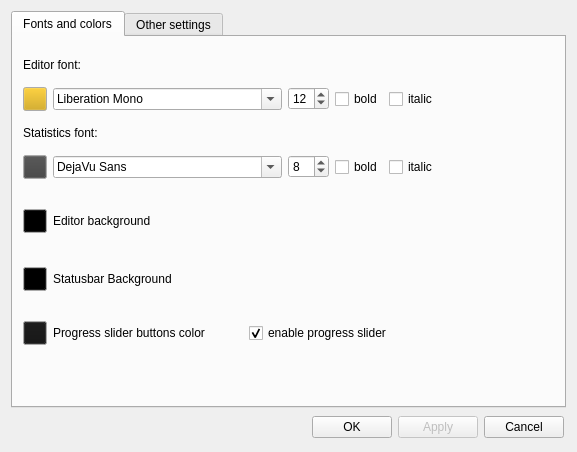
Qt form branches/realtimestats/ui/optionsdialog.ui (zerger/textroom) before a commit.
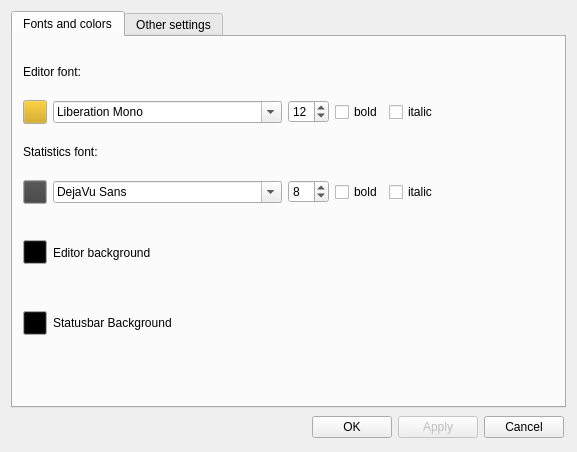
The same form after that commit.

Commit message: Removed scrollbar options.

What changed in the file:
```diff
--- a/branches/realtimestats/ui/optionsdialog.ui
+++ b/branches/realtimestats/ui/optionsdialog.ui
@@ -507,108 +507,6 @@
             </property>
            </spacer>
           </item>
-          <item>
-           <layout class="QHBoxLayout" >
-            <item>
-             <widget class="QPushButton" name="pbScrollBarColor" >
-              <property name="sizePolicy" >
-               <sizepolicy vsizetype="Fixed" hsizetype="Fixed" >
-                <horstretch>0</horstretch>
-                <verstretch>0</verstretch>
-               </sizepolicy>
-              </property>
-              <property name="minimumSize" >
-               <size>
-                <width>24</width>
-                <height>24</height>
-               </size>
-              </property>
-              <property name="maximumSize" >
-               <size>
-                <width>24</width>
-                <height>24</height>
-               </size>
-              </property>
-              <property name="palette" >
-               <palette>
-                <active>
-                 <colorrole role="Button" >
-                  <brush brushstyle="SolidPattern" >
-                   <color alpha="255" >
-                    <red>20</red>
-                    <green>20</green>
-                    <blue>20</blue>
-                   </color>
-                  </brush>
-                 </colorrole>
-                </active>
-                <inactive>
-                 <colorrole role="Button" >
-                  <brush brushstyle="SolidPattern" >
-                   <color alpha="255" >
-                    <red>20</red>
-                    <green>20</green>
-                    <blue>20</blue>
-                   </color>
-                  </brush>
-                 </colorrole>
-                </inactive>
-                <disabled>
-                 <colorrole role="Button" >
-                  <brush brushstyle="SolidPattern" >
-                   <color alpha="255" >
-                    <red>20</red>
-                    <green>20</green>
-                    <blue>20</blue>
-                   </color>
-                  </brush>
-                 </colorrole>
-                </disabled>
-               </palette>
-              </property>
-              <property name="toolTip" >
-               <string>Progress slider buttons color</string>
-              </property>
-             </widget>
-            </item>
-            <item>
-             <widget class="QLabel" name="scrollBarColorLabel" >
-              <property name="enabled" >
-               <bool>true</bool>
-              </property>
-              <property name="text" >
-               <string>Progress slider buttons color</string>
-              </property>
-             </widget>
-            </item>
-            <item>
-             <widget class="QCheckBox" name="scrollBarCheckBox" >
-              <property name="text" >
-               <string>enable progress slider</string>
-              </property>
-              <property name="checked" >
-               <bool>true</bool>
-              </property>
-             </widget>
-            </item>
-           </layout>
-          </item>
-          <item>
-           <spacer>
-            <property name="orientation" >
-             <enum>Qt::Vertical</enum>
-            </property>
-            <property name="sizeType" >
-             <enum>QSizePolicy::Fixed</enum>
-            </property>
-            <property name="sizeHint" stdset="0" >
-             <size>
-              <width>413</width>
-              <height>20</height>
-             </size>
-            </property>
-           </spacer>
-          </item>
          </layout>
         </widget>
        </widget>
```
The commit also changes 1 other file.
